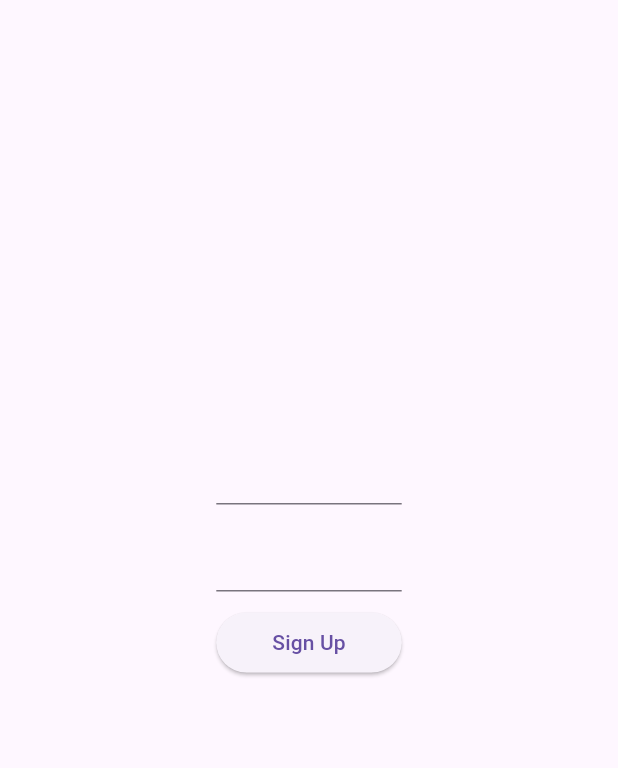
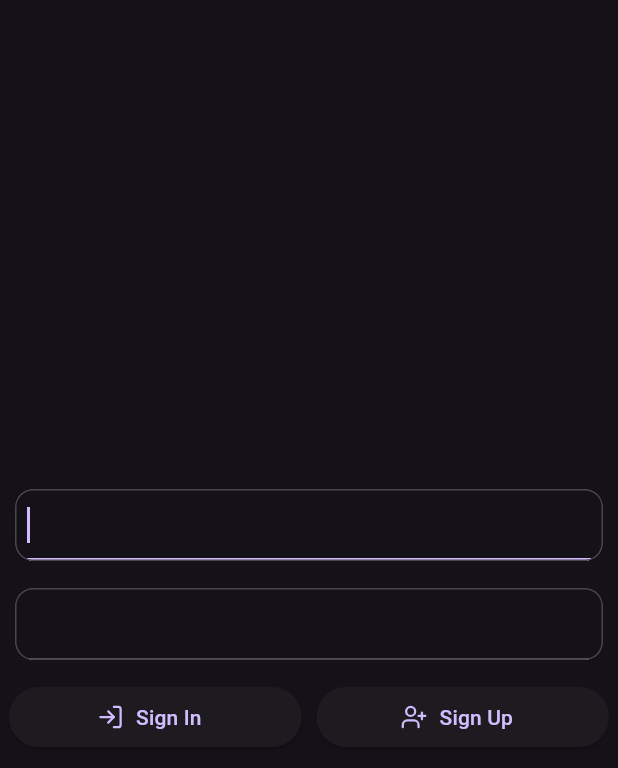
Before and after one commit to matteovhaxt/flutter_starter, a Flutter app: the screen it shows after launch, on a phone screen of 412 x 824 dp. Shown: the top 768 px of the screen. Run offline on Flutter 3.47's test engine with Material 3 defaults, Android fonts, the phone set to English and light mode, and no system bars; our stand-ins replace easy_localization, envied, flutter_hooks, flutter_riverpod, gap, go_router and 4 more; accounts and stored records are empty; generated files the repository leaves out were written again; statements that could not run were skipped.

Commit message:
refactor: auth and home view

```diff
--- a/lib/app/app.dart
+++ b/lib/app/app.dart
@@ -33,13 +33,6 @@ class App extends StatelessWidget {
           builder: (context, state) => const HomeView(),
         ),
       ],
-      errorBuilder: (context, state) => Scaffold(
-        body: Center(
-          child: Text(
-            state.error.toString(),
-          ),
-        ),
-      ),
     );
     return MaterialApp.router(
       routerDelegate: router.routerDelegate,
@@ -48,6 +41,9 @@ class App extends StatelessWidget {
       localizationsDelegates: context.localizationDelegates,
       supportedLocales: context.supportedLocales,
       locale: context.locale,
+      themeMode: ThemeMode.dark,
+      theme: ThemeData.light(),
+      darkTheme: ThemeData.dark(),
     );
   }
 }
--- a/lib/app/core/extensions/extensions.dart
+++ b/lib/app/core/extensions/extensions.dart
@@ -1,2 +1,3 @@
 export 'list.dart';
 export 'string.dart';
+export 'context.dart';
--- a/lib/app/features/auth/view.dart
+++ b/lib/app/features/auth/view.dart
@@ -1,50 +1,95 @@
 import 'package:flutter/material.dart';
+import 'package:flutter/scheduler.dart';
 import 'package:gap/gap.dart';
 import 'package:hooks_riverpod/hooks_riverpod.dart';
 import 'package:flutter_hooks/flutter_hooks.dart';
+import 'package:lucide_icons/lucide_icons.dart';
+
+import 'package:flutter_starter/app/core/core.dart';
 import 'package:supabase_flutter/supabase_flutter.dart';
 
 import 'auth.dart';
-import 'package:flutter_starter/app/core/core.dart';
 
 class AuthView extends HookConsumerWidget {
   const AuthView({super.key});
 
   @override
   Widget build(BuildContext context, WidgetRef ref) {
-    final authState = ref.watch(authStateProvider);
     final emailController = useTextEditingController();
     final passwordController = useTextEditingController();
+    final authState = ref.watch(authStateProvider);
+    if (authState.hasError) {
+      SchedulerBinding.instance.addPostFrameCallback((timeStamp) {
+        ScaffoldMessenger.of(context).clearSnackBars();
+        ScaffoldMessenger.of(context).showSnackBar(
+          SnackBar(
+            content: Text((authState.error as AuthException).message),
+          ),
+        );
+      });
+    }
     return Scaffold(
       body: Center(
-        child: FractionallySizedBox(
-          heightFactor: .3,
-          widthFactor: .3,
+        child: ConstrainedBox(
+          constraints: const BoxConstraints(
+            maxWidth: 400,
+          ),
           child: Column(
+            mainAxisAlignment: MainAxisAlignment.center,
             crossAxisAlignment: CrossAxisAlignment.stretch,
             children: [
-              TextFormField(
+              Card.outlined(
+                clipBehavior: Clip.hardEdge,
+                child: Padding(
+                  padding: const EdgeInsets.symmetric(horizontal: 8.0),
+                  child: TextFormField(
                     controller: emailController,
+                    autofocus: true,
                     validator: (value) => value?.validateEmail(),
                     autovalidateMode: AutovalidateMode.onUserInteraction,
                   ),
-              TextFormField(
+                ),
+              ),
+              Card.outlined(
+                clipBehavior: Clip.hardEdge,
+                child: Padding(
+                  padding: const EdgeInsets.symmetric(horizontal: 8.0),
+                  child: TextFormField(
                     controller: passwordController,
+                    obscureText: true,
                     validator: (value) => value?.validatePassword(),
                     autovalidateMode: AutovalidateMode.onUserInteraction,
                   ),
-              ElevatedButton(
-                child: authState.when(
-                  data: (value) => Text(value?.user.email ?? 'Sign Up'),
-                  error: (error, _) => Text((error as AuthException).message),
-                  loading: () => const CircularProgressIndicator(),
                 ),
+              ),
+              Row(
+                children: [
+                  Expanded(
+                    child: ElevatedButton.icon(
+                      icon: const Icon(LucideIcons.logIn),
+                      label: const Text('Sign In'),
+                      onPressed: () =>
+                          ref.read(authStateProvider.notifier).signInWithEmail(
+                                email: emailController.text,
+                                password: passwordController.text,
+                              ),
+                    ),
+                  ),
+                  Expanded(
+                    child: ElevatedButton.icon(
+                      icon: const Icon(LucideIcons.userPlus),
+                      label: const Text('Sign Up'),
                       onPressed: () =>
                           ref.read(authStateProvider.notifier).signUpWithEmail(
                                 email: emailController.text,
                                 password: passwordController.text,
                               ),
-              )
+                    ),
+                  ),
+                ].separated(
+                  const Gap(10),
+                ),
+              ),
             ].separated(
               const Gap(10),
             ),
--- a/pubspec.yaml
+++ b/pubspec.yaml
@@ -28,6 +28,7 @@ dependencies:
   gap: ^3.0.1
   hooks_riverpod: ^2.4.10
   flutter_hooks: ^0.20.5
+  lucide_icons: ^0.257.0
 
 dev_dependencies:
   flutter_test:
```
Also changed, not shown: lib/app/core/extensions/context.dart (added, +7 -0 lines), lib/app/features/auth/provider.dart (+8 -0 lines), lib/app/features/home/view.dart (+17 -41 lines), lib/app/features/home/widgets/navigation_bar.dart (added, +37 -0 lines), pubspec.lock. Lines whose indentation alone changed are shown as unchanged.
